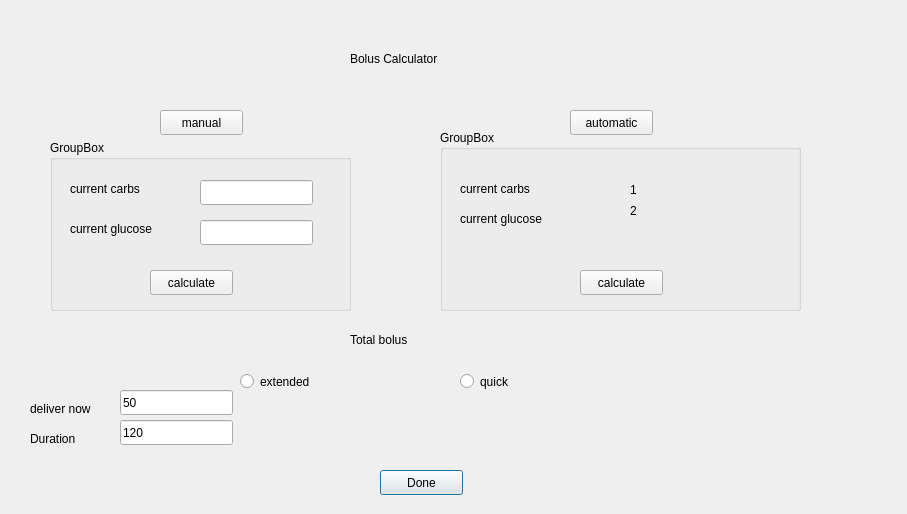
Old version of the form bolus.ui in the repository aaronmcleancs/tslim-data-simulator.
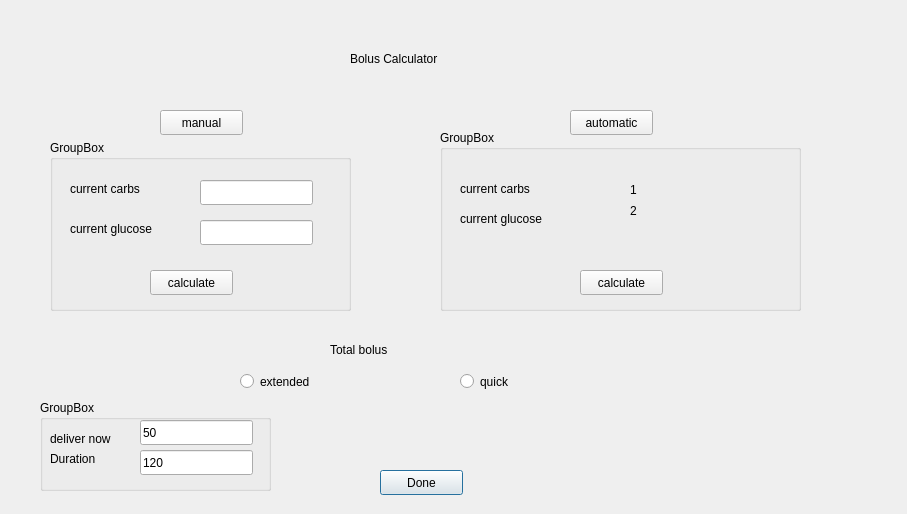
New version of the form.

Commit message: bolus completed - some bugs

The edit to the form file:
```diff
--- a/bolus.ui
+++ b/bolus.ui
@@ -244,8 +244,8 @@
   <widget class="QLabel" name="label_8">
    <property name="geometry">
     <rect>
-     <x>350</x>
-     <y>330</y>
+     <x>330</x>
+     <y>340</y>
      <width>111</width>
      <height>20</height>
     </rect>
@@ -254,11 +254,23 @@
     <string>Total bolus</string>
    </property>
   </widget>
-  <widget class="QLabel" name="label_9">
+  <widget class="QGroupBox" name="groupBox_3">
    <property name="geometry">
     <rect>
-     <x>30</x>
+     <x>40</x>
      <y>400</y>
+     <width>231</width>
+     <height>91</height>
+    </rect>
+   </property>
+   <property name="title">
+    <string>GroupBox</string>
+   </property>
+   <widget class="QLabel" name="label_9">
+    <property name="geometry">
+     <rect>
+      <x>10</x>
+      <y>30</y>
      <width>81</width>
      <height>17</height>
     </rect>
@@ -270,8 +282,8 @@
   <widget class="QLineEdit" name="lineEdit_3">
    <property name="geometry">
     <rect>
-     <x>120</x>
-     <y>390</y>
+      <x>100</x>
+      <y>20</y>
      <width>113</width>
      <height>25</height>
     </rect>
@@ -283,8 +295,8 @@
   <widget class="QLabel" name="label_10">
    <property name="geometry">
     <rect>
-     <x>30</x>
-     <y>430</y>
+      <x>10</x>
+      <y>50</y>
      <width>62</width>
      <height>17</height>
     </rect>
@@ -296,8 +308,8 @@
   <widget class="QLineEdit" name="lineEdit_4">
    <property name="geometry">
     <rect>
-     <x>120</x>
-     <y>420</y>
+      <x>100</x>
+      <y>50</y>
      <width>113</width>
      <height>25</height>
     </rect>
@@ -305,6 +317,7 @@
    <property name="text">
     <string>120</string>
    </property>
+   </widget>
   </widget>
  </widget>
  <resources/>
```
Lines whose indentation alone changed are shown as unchanged. The commit also changes 2 other files.
